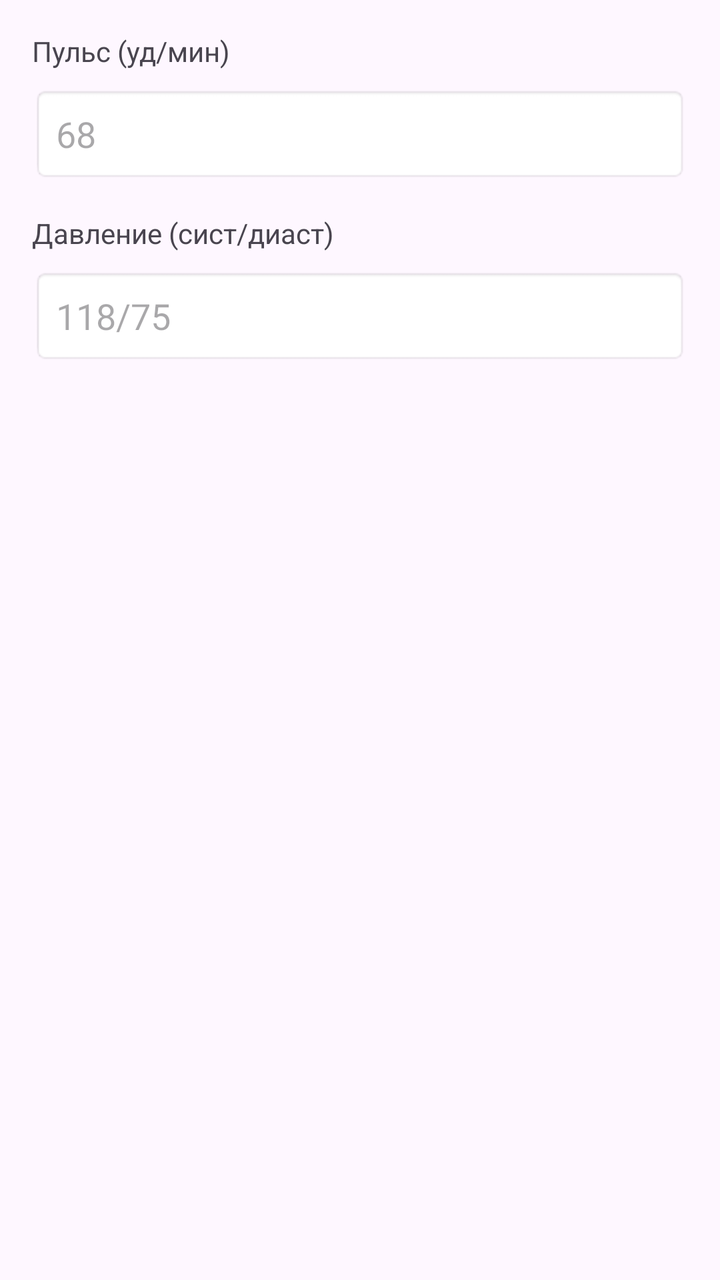
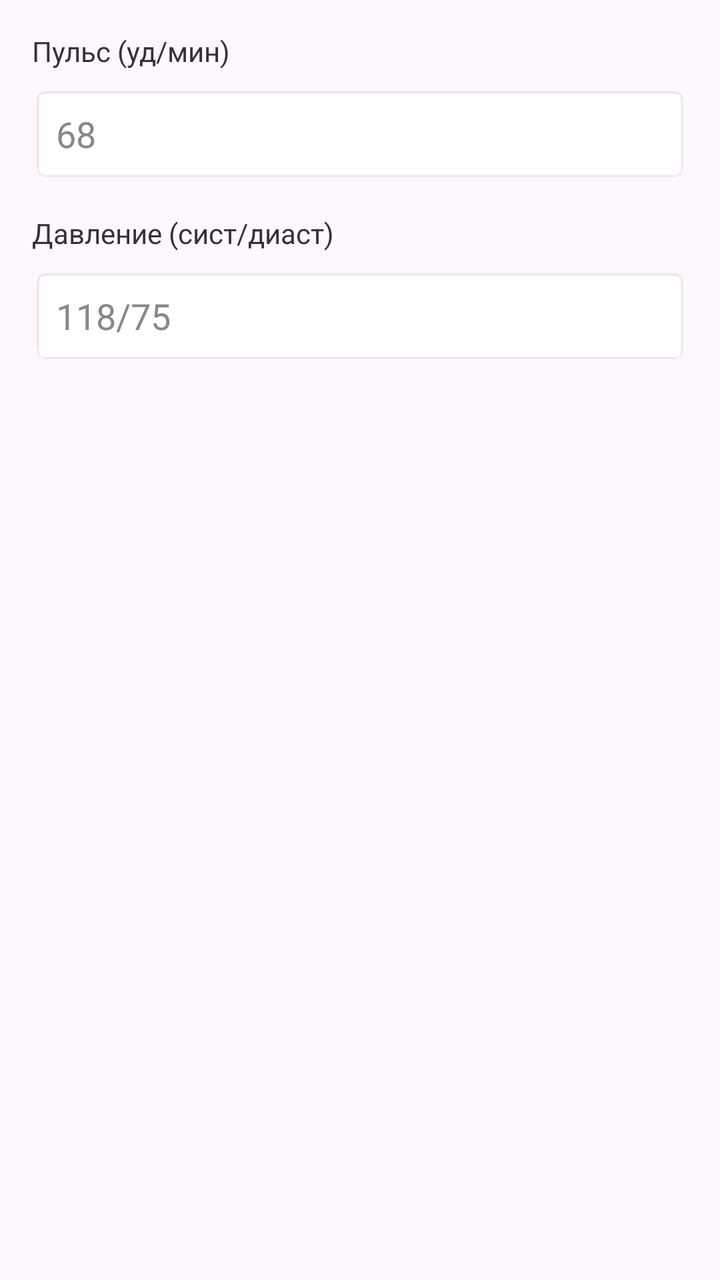

Before-and-after screenshots of an Android layout around one commit, followed by the original layout XML and the change that was made.
<!-- AndroidManifest.xml: application theme Theme.HealthSync -->
<!-- res/layout/dialog_vitals.xml -->
<?xml version="1.0" encoding="utf-8"?>

<LinearLayout xmlns:android="http://schemas.android.com/apk/res/android"
    android:layout_width="match_parent"
    android:layout_height="wrap_content"
    android:orientation="vertical"
    android:padding="16dp">

    <TextView
        android:layout_width="wrap_content"
        android:layout_height="wrap_content"
        android:text="Пульс (уд/мин)"
        android:textSize="14sp"
        android:layout_marginBottom="8dp" />

    <EditText
        android:id="@+id/pulseInput"
        android:layout_width="match_parent"
        android:layout_height="48dp"
        android:inputType="number"
        android:hint="68"
        android:padding="12dp"
        android:background="@android:drawable/editbox_background"
        android:layout_marginBottom="16dp" />

    <TextView
        android:layout_width="wrap_content"
        android:layout_height="wrap_content"
        android:text="Давление (сист/диаст)"
        android:textSize="14sp"
        android:layout_marginBottom="8dp" />

    <EditText
        android:id="@+id/bpInput"
        android:layout_width="match_parent"
        android:layout_height="48dp"
        android:inputType="text"
        android:hint="118/75"
        android:padding="12dp"
        android:background="@android:drawable/editbox_background" />

</LinearLayout>
<!-- resources referenced by this layout -->
<resources>
  <style name="Theme.HealthSync" parent="Base.Theme.HealthSync" />
  <style name="Base.Theme.HealthSync" parent="Theme.Material3.DayNight.NoActionBar">
          
          
      </style>
</resources>

<!-- the commit's change to res/layout/dialog_vitals.xml (unified diff, before → after) -->
@@ -11,6 +11,7 @@
         android:layout_height="wrap_content"
         android:text="Пульс (уд/мин)"
         android:textSize="14sp"
+        android:textColor="#333333"
         android:layout_marginBottom="8dp" />
 
     <EditText
@@ -18,6 +19,8 @@
         android:layout_width="match_parent"
         android:layout_height="48dp"
         android:inputType="number"
+        android:textColor="#000000"
+        android:textColorHint="#888888"
         android:hint="68"
         android:padding="12dp"
         android:background="@android:drawable/editbox_background"
@@ -28,6 +31,7 @@
         android:layout_height="wrap_content"
         android:text="Давление (сист/диаст)"
         android:textSize="14sp"
+        android:textColor="#333333"
         android:layout_marginBottom="8dp" />
 
     <EditText
@@ -35,6 +39,8 @@
         android:layout_width="match_parent"
         android:layout_height="48dp"
         android:inputType="text"
+        android:textColor="#000000"
+        android:textColorHint="#888888"
         android:hint="118/75"
         android:padding="12dp"
         android:background="@android:drawable/editbox_background" />
